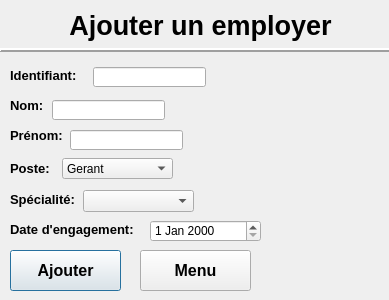
LePerron/Application-gestion-employes-projet-session-2023, file UI/Ajouter_Employer.ui: the form before one commit.
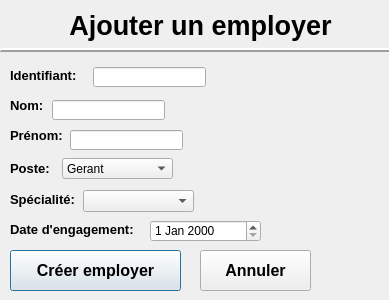
The form after the commit.

Commit message: interface menu employer et menu contrat

Diff of the .ui file:
```diff
--- a/UI/Ajouter_Employer.ui
+++ b/UI/Ajouter_Employer.ui
@@ -292,7 +292,7 @@
     <rect>
      <x>10</x>
      <y>250</y>
-     <width>111</width>
+     <width>171</width>
      <height>41</height>
     </rect>
    </property>
@@ -305,13 +305,13 @@
     </font>
    </property>
    <property name="text">
-    <string>Ajouter</string>
+    <string>Créer employer</string>
    </property>
   </widget>
   <widget class="QPushButton" name="pushButtonMenu">
    <property name="geometry">
     <rect>
-     <x>140</x>
+     <x>200</x>
      <y>250</y>
      <width>111</width>
      <height>41</height>
@@ -326,7 +326,7 @@
     </font>
    </property>
    <property name="text">
-    <string>Menu</string>
+    <string>Annuler</string>
    </property>
   </widget>
   <widget class="QLabel" name="labelSpecialiter">
```
Left out of the diff: 20 changed lines with no effect on the pictures. The commit also changes 3 other files.
